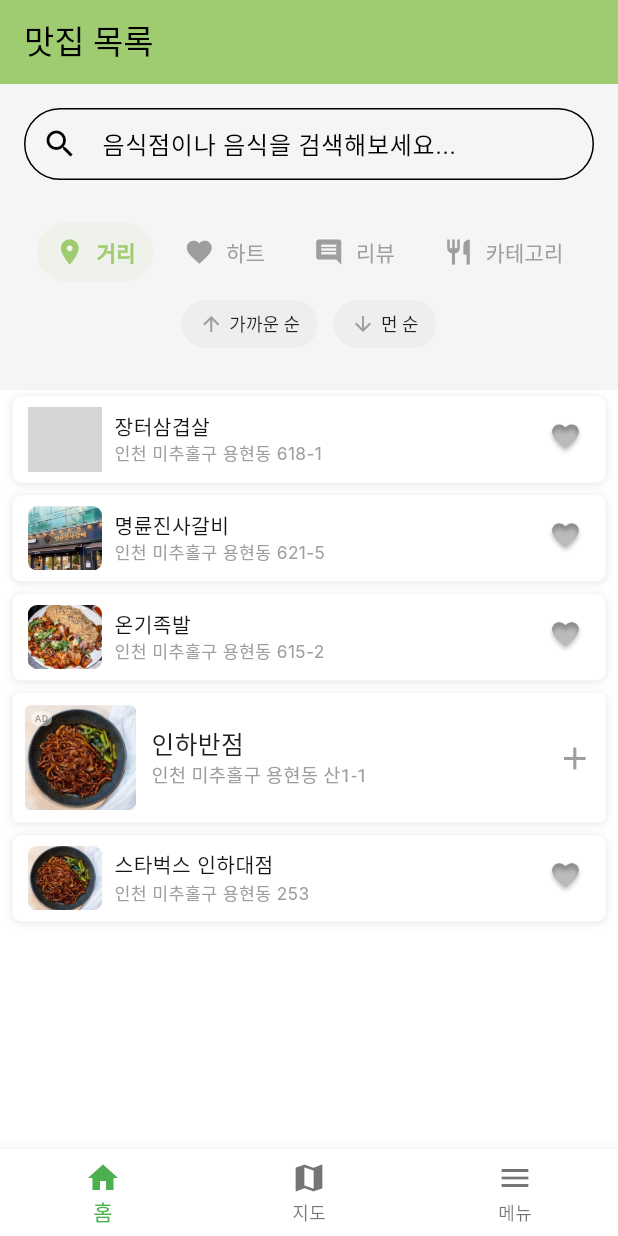
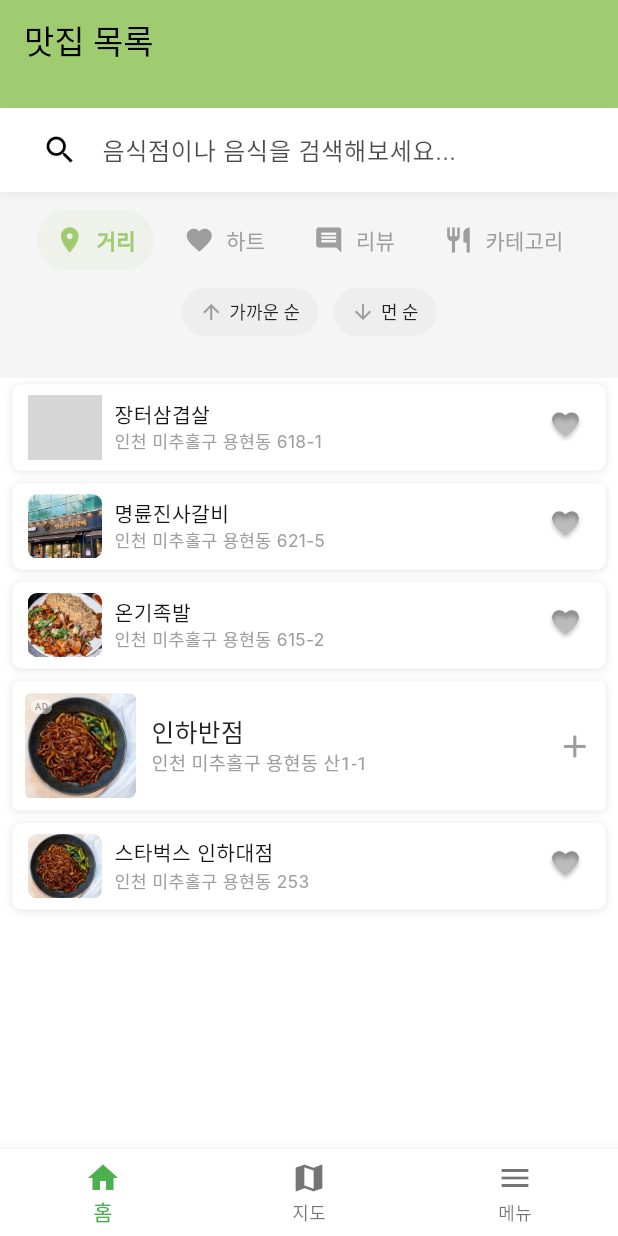
Before and after one commit to crepas/Start_up, a Flutter app: the screen it shows after launch, on a phone screen of 412 x 824 dp. Run offline on Flutter 3.47's test engine with Material 3 defaults, Android fonts, the phone set to English and light mode, and no system bars; our stand-ins replace geolocator, image_picker, permission_handler, shared_preferences; missing offline and left inert: flutter_naver_map, kakao_flutter_sdk_user; network calls fail; Roboto replaces fonts that are missing (Inter); grey boxes are pictures that could not be loaded.

Commit message:
change searchbar design & code

```diff
--- a/lib/screens/ListScreen.dart
+++ b/lib/screens/ListScreen.dart
@@ -6,6 +6,7 @@ import '../widgets/Filter.dart';
 import '../widgets/Rt_image.dart';
 import '../widgets/Rt_information.dart';
 import '../widgets/Rt_ReviewList.dart';
+import '../widgets/CustomSearchBar.dart';
 import '../models/restaurant.dart';
 import 'package:http/http.dart' as http;
 import 'package:shared_preferences/shared_preferences.dart';
@@ -42,9 +43,6 @@ class _ListScreenState extends State<ListScreen> {
   List<Restaurant> restaurants = [];
   List<Restaurant> filteredRestaurants = [];
   bool _isLoading = false;
-
-  // 검색 관련 변수 추가
-  final TextEditingController _searchController = TextEditingController();
   bool _isSearchMode = false;
 
   // 현재 위치
@@ -59,7 +57,6 @@ class _ListScreenState extends State<ListScreen> {
 
   @override
   void dispose() {
-    _searchController.dispose();
     super.dispose();
   }
 
@@ -70,7 +67,6 @@ class _ListScreenState extends State<ListScreen> {
 
     // 검색 결과가 있으면 검색 모드로 시작
     if (widget.searchKeyword != null && widget.searchResults != null) {
-      _searchController.text = widget.searchKeyword!;
       _isSearchMode = true;
       _convertSearchResultsToRestaurants();
     } else {
@@ -178,80 +174,6 @@ class _ListScreenState extends State<ListScreen> {
       return 'assets/bunsik.png';
     } else {
       return 'assets/restaurant.png';
-    }
-  }
-
-  // 새로운 검색 수행
-  Future<void> _performSearch(String keyword) async {
-    if (keyword.trim().isEmpty) {
-      // 검색어가 비어있으면 기본 목록으로 돌아감
-      setState(() {
-        _isSearchMode = false;
-      });
-      _loadRestaurants();
-      return;
-    }
-
-    setState(() {
-      _isLoading = true;
-      _isSearchMode = true;
-    });
-
-    try {
-      final apiKey = '4e4572f409f9b0cd5dc1f574779a03a7';
-
-      final response = await http.get(
-        Uri.parse('https://dapi.kakao.com/v2/local/search/keyword.json?query=$keyword&x=$_currentLng&y=$_currentLat&radius=5000&size=30'),
-        headers: {
-          'Authorization': 'KakaoAK $apiKey',
-        },
-      );
-
-      if (response.statusCode == 200) {
-        final data = jsonDecode(response.body);
-        final List<dynamic> documents = data['documents'];
-
-        // 검색 결과를 Restaurant 객체로 변환
-        List<Restaurant> searchRestaurants = documents.map((doc) {
-          Map<String, dynamic> searchResult = doc as Map<String, dynamic>;
-          return Restaurant(
-            id: searchResult['id']?.toString() ?? '',
-            name: searchResult['place_name'] ?? '',
-            address: searchResult['address_name'] ?? '',
-            roadAddress: searchResult['road_address_name'] ?? '',
-            lat: _parseDouble(searchResult['y'] ?? 0),
-            lng: _parseDouble(searchResult['x'] ?? 0),
-            categoryName: searchResult['category_name'] ?? '',
-            foodTypes: _parseFoodTypesFromCategory(searchResult['category_name'] ?? ''),
-            phone: searchResult['phone'] ?? '',
-            placeUrl: searchResult['place_url'] ?? '',
-            priceRange: '중간',
-            rating: 4.0 + (searchResult['id'].hashCode % 10) / 10,
-            likes: 50 + (searchResult['id'].hashCode % 100),
-            reviews: [],
-            images: [_getCategoryImage(searchResult['category_name'] ?? '')],
-            createdAt: DateTime.now(),
-            reviewCount: searchResult['id'].hashCode % 50,
-            isOpen: true,
-            hasParking: searchResult['id'].hashCode % 2 == 0,
-            hasDelivery: searchResult['id'].hashCode % 3 == 0,
-          );
-        }).toList();
-
-        setState(() {
-          restaurants = searchRestaurants;
-          filteredRestaurants = List.from(restaurants);
-          _isLoading = false;
-        });
-      } else {
-        throw Exception('검색 API 오류: ${response.statusCode}');
-      }
-    } catch (e) {
-      print('검색 오류: $e');
-      setState(() {
-        _isLoading = false;
-      });
-      _showErrorSnackBar('검색 중 오류가 발생했습니다.');
     }
   }
 
@@ -686,6 +608,24 @@ class _ListScreenState extends State<ListScreen> {
     });
   }
 
+  // 검색 결과 처리
+  void _handleSearchResults(List<Restaurant> results) {
+    setState(() {
+      restaurants = results;
+      filteredRestaurants = List.from(restaurants);
+    });
+  }
+
+  // 검색 모드 변경
+  void _handleSearchModeChanged(bool isSearchMode) {
+    setState(() {
+      _isSearchMode = isSearchMode;
+      if (!isSearchMode) {
+        _loadRestaurants();
+      }
+    });
+  }
+
   @override
   Widget build(BuildContext context) {
     final theme = Theme.of(context);
@@ -699,61 +639,36 @@ class _ListScreenState extends State<ListScreen> {
         ),
         backgroundColor: theme.appBarTheme.backgroundColor,
         elevation: 0,
+        bottom: PreferredSize(
+          preferredSize: Size.fromHeight(72),
+          child: Column(
+            children: [
+              CustomSearchBar(
+                onSearchResults: _handleSearchResults,
+                currentLat: _currentLat,
+                currentLng: _currentLng,
+                isSearchMode: _isSearchMode,
+                onSearchModeChanged: _handleSearchModeChanged,
               ),
-      body: Column(
-        children: [
-          // 검색 바 추가
-          Container(
-            padding: EdgeInsets.all(16),
-            color: theme.cardColor,
-            child: TextField(
-              controller: _searchController,
-              decoration: InputDecoration(
-                hintText: '음식점이나 음식을 검색해보세요...',
-                prefixIcon: Icon(Icons.search),
-                suffixIcon: _searchController.text.isNotEmpty
-                    ? IconButton(
-                  icon: Icon(Icons.clear),
-                  onPressed: () {
-                    _searchController.clear();
-                    setState(() {
-                      _isSearchMode = false;
-                    });
-                    _loadRestaurants();
-                  },
-                )
-                    : null,
-                border: OutlineInputBorder(
-                  borderRadius: BorderRadius.circular(25.0),
-                ),
-                contentPadding: EdgeInsets.symmetric(vertical: 0.0, horizontal: 16.0),
-              ),
-              onChanged: (value) {
-                setState(() {}); // suffixIcon을 위한 상태 업데이트
-              },
-              onSubmitted: (value) {
-                if (value.trim().isNotEmpty) {
-                  _performSearch(value.trim());
-                }
-              },
-            ),
-          ),
-
-          // 현재 검색 결과 정보 표시
-          if (_isSearchMode && _searchController.text.isNotEmpty)
+              if (_isSearchMode)
                 Container(
                   width: double.infinity,
                   padding: EdgeInsets.symmetric(horizontal: 16, vertical: 8),
                   color: colorScheme.primary.withOpacity(0.1),
                   child: Text(
-                '"${_searchController.text}" 검색 결과 (${filteredRestaurants.length}개)',
+                    '검색 결과 (${filteredRestaurants.length}개)',
                     style: theme.textTheme.bodyMedium?.copyWith(
                       color: colorScheme.primary,
                       fontWeight: FontWeight.bold,
                     ),
                   ),
                 ),
-
+            ],
+          ),
+        ),
+      ),
+      body: Column(
+        children: [
           // 필터 섹션
           Container(
             padding: EdgeInsets.symmetric(horizontal: 16, vertical: 8),
@@ -810,7 +725,12 @@ class _ListScreenState extends State<ListScreen> {
                       )
                     : RefreshIndicator(
                         onRefresh: _isSearchMode
-                  ? () => _performSearch(_searchController.text)
+                            ? () async {
+                                setState(() {
+                                  filteredRestaurants = List.from(restaurants);
+                                });
+                                return;
+                              }
                             : _loadRestaurants,
                         child: ListView.builder(
                           itemCount: filteredRestaurants.length,
@@ -820,7 +740,6 @@ class _ListScreenState extends State<ListScreen> {
 
                             return Column(
                               children: [
-                      // 광고 또는 일반 식당 카드
                                 restaurant.isAd
                                     ? ListViewAd(
                                         restaurant: restaurant,
@@ -833,7 +752,6 @@ class _ListScreenState extends State<ListScreen> {
                                         onTap: () => toggleExpanded(index),
                                       ),
 
-                      // 확장된 상세 정보
                                 if (isExpanded)
                                   AnimatedContainer(
                                     duration: _animationDuration,
@@ -842,7 +760,8 @@ class _ListScreenState extends State<ListScreen> {
                                     child: Column(
                                       mainAxisSize: MainAxisSize.min,
                                       children: [
-                              RtImage(images: restaurant.images.isNotEmpty
+                                        RtImage(
+                                            images: restaurant.images.isNotEmpty
                                                 ? restaurant.images
                                                 : ['assets/restaurant.png']),
                                         RtInformation(
@@ -850,7 +769,6 @@ class _ListScreenState extends State<ListScreen> {
                                           reviewCount: restaurant.reviews.length,
                                           restaurant: restaurant,
                                           onMapPressed: () {
-                                  // 지도 탭으로 이동하면서 음식점 정보 전달
                                             Navigator.pushReplacement(
                                               context,
                                               MaterialPageRoute(
@@ -936,11 +854,4 @@ class _ListScreenState extends State<ListScreen> {
       ),
     );
   }
-
-  // @override
-  // void dispose() {
-  //   // 메모리 정리
-  //   // TODO: 리소스 해제 로직 추가
-  //   super.dispose();
-  // }
 }
--- /dev/null
+++ b/lib/widgets/CustomSearchBar.dart
@@ -0,0 +1,217 @@
+import 'package:flutter/material.dart';
+import 'package:http/http.dart' as http;
+import 'dart:convert';
+import '../models/restaurant.dart';
+
+class CustomSearchBar extends StatefulWidget {
+  final Function(List<Restaurant>) onSearchResults;
+  final double currentLat;
+  final double currentLng;
+  final bool isSearchMode;
+  final Function(bool) onSearchModeChanged;
+
+  const CustomSearchBar({
+    Key? key,
+    required this.onSearchResults,
+    required this.currentLat,
+    required this.currentLng,
+    required this.isSearchMode,
+    required this.onSearchModeChanged,
+  }) : super(key: key);
+
+  @override
+  _CustomSearchBarState createState() => _CustomSearchBarState();
+}
+
+class _CustomSearchBarState extends State<CustomSearchBar> {
+  final TextEditingController _searchController = TextEditingController();
+  bool _isLoading = false;
+
+  @override
+  void dispose() {
+    _searchController.dispose();
+    super.dispose();
+  }
+
+  // 카테고리에서 음식 타입 추출
+  List<String> _parseFoodTypesFromCategory(String category) {
+    List<String> parts = category.split(' > ');
+    if (parts.length > 1) {
+      return [parts[1]];
+    } else if (parts.isNotEmpty) {
+      return [parts[0]];
+    }
+    return ['기타'];
+  }
+
+  // 카테고리에 따른 이미지 반환
+  String _getCategoryImage(String category) {
+    if (category.contains('고기') || category.contains('삼겹살')) {
+      return 'assets/samgyupsal.png';
+    } else if (category.contains('갈비')) {
+      return 'assets/myung_jin.png';
+    } else if (category.contains('족발') || category.contains('보쌈')) {
+      return 'assets/onki.png';
+    } else if (category.contains('카페') || category.contains('커피')) {
+      return 'assets/cafe.png';
+    } else if (category.contains('중식')) {
+      return 'assets/chinese.png';
+    } else if (category.contains('일식')) {
+      return 'assets/japanese.png';
+    } else if (category.contains('분식')) {
+      return 'assets/bunsik.png';
+    } else {
+      return 'assets/restaurant.png';
+    }
+  }
+
+  // 검색 수행
+  Future<void> _performSearch(String keyword) async {
+    if (keyword.trim().isEmpty) {
+      widget.onSearchModeChanged(false);
+      return;
+    }
+
+    setState(() {
+      _isLoading = true;
+    });
+    widget.onSearchModeChanged(true);
+
+    try {
+      final apiKey = '4e4572f409f9b0cd5dc1f574779a03a7';
+
+      final response = await http.get(
+        Uri.parse('https://dapi.kakao.com/v2/local/search/keyword.json?query=$keyword&x=${widget.currentLng}&y=${widget.currentLat}&radius=5000&size=30'),
+        headers: {
+          'Authorization': 'KakaoAK $apiKey',
+        },
+      );
+
+      if (response.statusCode == 200) {
+        final data = jsonDecode(response.body);
+        final List<dynamic> documents = data['documents'];
+
+        // 검색 결과를 Restaurant 객체로 변환
+        List<Restaurant> searchRestaurants = documents.map((doc) {
+          Map<String, dynamic> searchResult = doc as Map<String, dynamic>;
+          return Restaurant(
+            id: searchResult['id']?.toString() ?? '',
+            name: searchResult['place_name'] ?? '',
+            address: searchResult['address_name'] ?? '',
+            roadAddress: searchResult['road_address_name'] ?? '',
+            lat: double.tryParse(searchResult['y'] ?? '0') ?? 0,
+            lng: double.tryParse(searchResult['x'] ?? '0') ?? 0,
+            categoryName: searchResult['category_name'] ?? '',
+            foodTypes: _parseFoodTypesFromCategory(searchResult['category_name'] ?? ''),
+            phone: searchResult['phone'] ?? '',
+            placeUrl: searchResult['place_url'] ?? '',
+            priceRange: '중간',
+            rating: 4.0 + (searchResult['id'].hashCode % 10) / 10,
+            likes: 50 + (searchResult['id'].hashCode % 100),
+            reviews: [],
+            images: [_getCategoryImage(searchResult['category_name'] ?? '')],
+            createdAt: DateTime.now(),
+            reviewCount: searchResult['id'].hashCode % 50,
+            isOpen: true,
+            hasParking: searchResult['id'].hashCode % 2 == 0,
+            hasDelivery: searchResult['id'].hashCode % 3 == 0,
+          );
+        }).toList();
+
+        widget.onSearchResults(searchRestaurants);
+      } else {
+        throw Exception('검색 API 오류: ${response.statusCode}');
+      }
+    } catch (e) {
+      print('검색 오류: $e');
+      widget.onSearchResults([]);
+    } finally {
+      setState(() {
+        _isLoading = false;
+      });
+    }
+  }
+
+  @override
+  Widget build(BuildContext context) {
+    final theme = Theme.of(context);
+    final colorScheme = theme.colorScheme;
+
+    return Container(
+      height: 56,
+      padding: EdgeInsets.symmetric(horizontal: 16, vertical: 8),
+      decoration: BoxDecoration(
+        color: colorScheme.surface,
+        boxShadow: [
+          BoxShadow(
+            color: Colors.black.withOpacity(0.05),
+            blurRadius: 4,
+            offset: Offset(0, 2),
+          ),
+        ],
+      ),
+      child: Row(
+        children: [
+          Expanded(
+            child: Container(
+              decoration: BoxDecoration(
+                color: colorScheme.surfaceVariant.withOpacity(0.5),
+                borderRadius: BorderRadius.circular(12),
+              ),
+              child: TextField(
+                controller: _searchController,
+                style: theme.textTheme.bodyLarge,
+                textAlignVertical: TextAlignVertical.center,
+                decoration: InputDecoration(
+                  hintText: '음식점이나 음식을 검색해보세요...',
+                  hintStyle: theme.textTheme.bodyLarge?.copyWith(
+                    color: colorScheme.onSurfaceVariant.withOpacity(0.7),
+                  ),
+                  prefixIcon: Icon(
+                    Icons.search,
+                    color: colorScheme.onSurfaceVariant,
+                  ),
+                  suffixIcon: _searchController.text.isNotEmpty
+                      ? IconButton(
+                          icon: Icon(
+                            Icons.clear,
+                            color: colorScheme.onSurfaceVariant,
+                          ),
+                          onPressed: () {
+                            _searchController.clear();
+                            widget.onSearchModeChanged(false);
+                          },
+                        )
+                      : null,
+                  border: InputBorder.none,
+                  contentPadding: EdgeInsets.symmetric(vertical: 0.0, horizontal: 16.0),
+                  isCollapsed: true,
+                ),
+                onChanged: (value) {
+                  setState(() {}); // suffixIcon을 위한 상태 업데이트
+                },
+                onSubmitted: (value) {
+                  if (value.trim().isNotEmpty) {
+                    _performSearch(value.trim());
+                  }
+                },
+              ),
+            ),
+          ),
+          if (_isLoading)
+            Padding(
+              padding: EdgeInsets.only(left: 8),
+              child: SizedBox(
+                width: 24,
+                height: 24,
+                child: CircularProgressIndicator(
+                  strokeWidth: 2,
+                  valueColor: AlwaysStoppedAnimation<Color>(colorScheme.primary),
+                ),
+              ),
+            ),
+        ],
+      ),
+    );
+  }
+}
```
Lines whose indentation alone changed are shown as unchanged.
